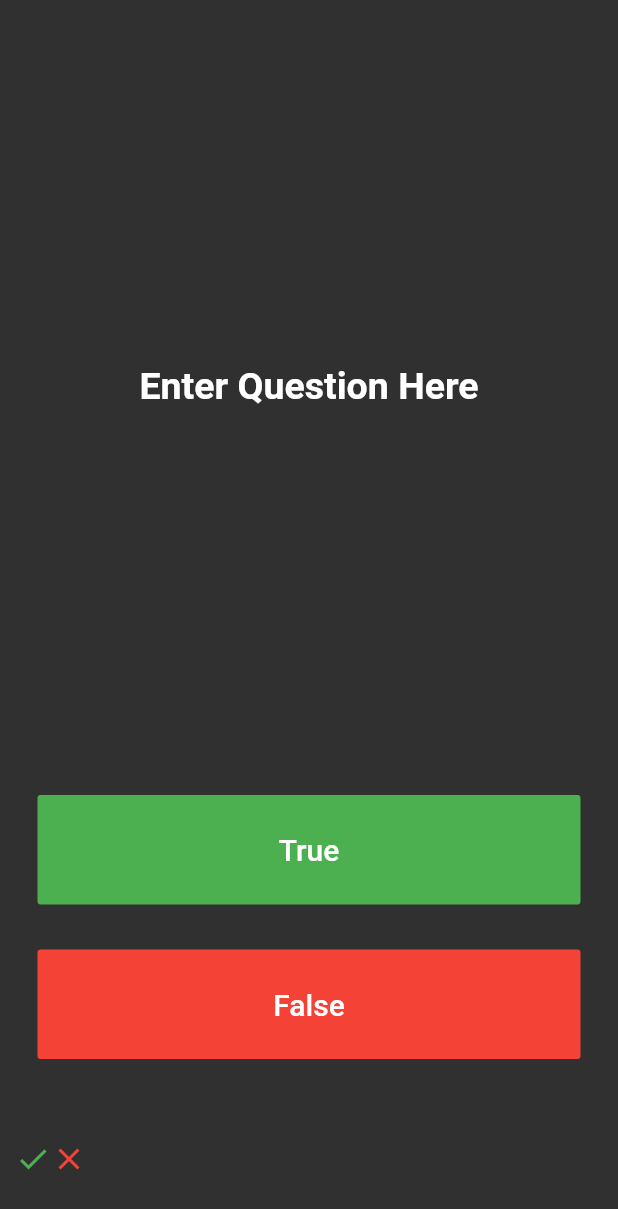
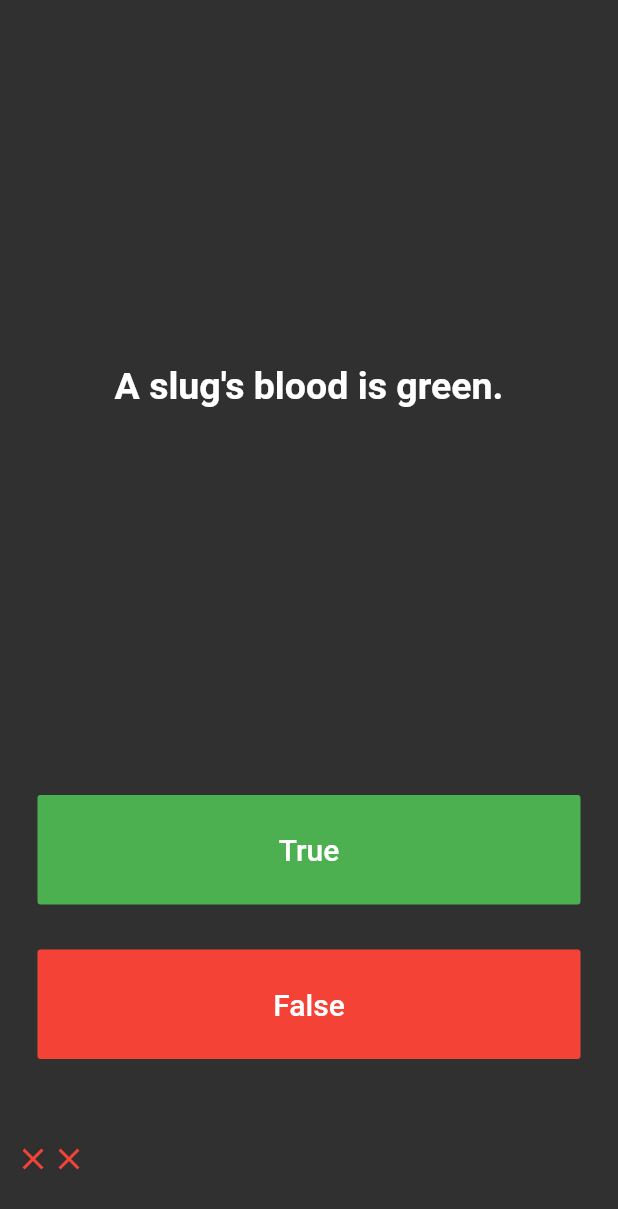
Before and after one commit to RKCP/Flutter-Dart-Learning, a Flutter app: the screen it shows after launch, after a tap on "True", after a tap on "False", on a phone screen of 412 x 824 dp. Shown: the top 1209 px of the screen. Run offline on Flutter 3.47's test engine with Material 2 defaults, Android fonts, the phone set to English and light mode, and no system bars; our stand-ins replace audioplayers.

Commit message:
Working with a list of questions and a list of answers. Would have preffered to use a map, but using this project to learn Lists(arrays) in flutter.

```diff
--- a/true_false_quiz/lib/main.dart
+++ b/true_false_quiz/lib/main.dart
@@ -26,7 +26,25 @@ class QuizPage extends StatefulWidget {
 }
 
 class _QuizPageState extends State<QuizPage> {
+  // Score keeping
   List<Icon> scores = [];
+
+  // Questions
+  List<String> questions = [
+    'You can lead a cow down stairs but not up stairs.',
+    'Approximately one quarter of human bones are in the feet.',
+    'A slug\'s blood is green.',
+  ];
+
+  // Answers
+  List<bool> answers = [
+    false,
+    true,
+    true,
+  ];
+
+  // could use a HashMap for these, but for the purpose of this exercise, using Lists (Arrays) for learning.
+  int counter = 0;
 
   @override
   Widget build(BuildContext context) {
@@ -40,7 +58,7 @@ class _QuizPageState extends State<QuizPage> {
             padding: const EdgeInsets.all(10.0),
             child: Center(
               child: Text(
-                'Enter Question Here',
+                questions[counter],
                 textAlign: TextAlign.center,
                 style: TextStyle(
                   fontWeight: FontWeight.bold,
@@ -65,12 +83,28 @@ class _QuizPageState extends State<QuizPage> {
                 ),
               ),
               onPressed: () {
+                if (answers[counter] == true) {
                   setState(() {
                     scores.add(Icon(
                       Icons.check,
                       color: Colors.green,
                     ));
                   });
+                } else {
+                  setState(() {
+                    scores.add(Icon(
+                      Icons.close,
+                      color: Colors.red,
+                    ));
+                  });
+                }
+                if (counter + 1 >= questions.length) {
+                  counter = 0;
+                } else {
+                  counter++;
+                }
+
+                print(counter);
               },
             ),
           ),
@@ -89,12 +123,27 @@ class _QuizPageState extends State<QuizPage> {
                 ),
               ),
               onPressed: () {
+                if (answers[counter] == false) {
+                  setState(() {
+                    scores.add(Icon(
+                      Icons.check,
+                      color: Colors.green,
+                    ));
+                  });
+                } else {
                   setState(() {
                     scores.add(Icon(
                       Icons.close,
                       color: Colors.red,
                     ));
                   });
+                }
+                if (counter + 1 >= questions.length) {
+                  counter = 0;
+                } else {
+                  counter++;
+                }
+                print(counter);
               }, // must be present or the buttons color will be set to the default disabledColor property.
             ),
           ),
```
Lines whose indentation alone changed are shown as unchanged.
